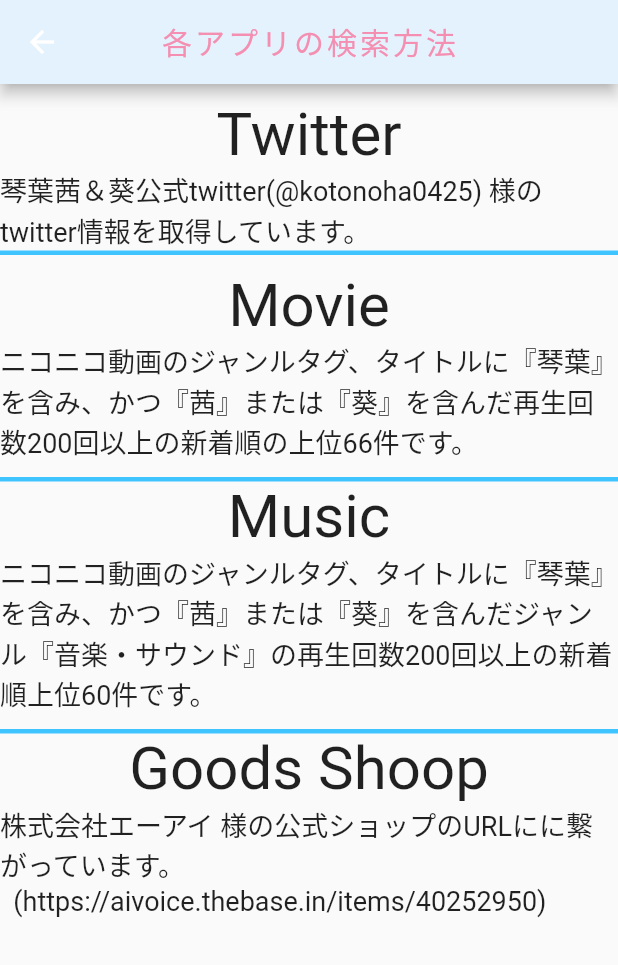
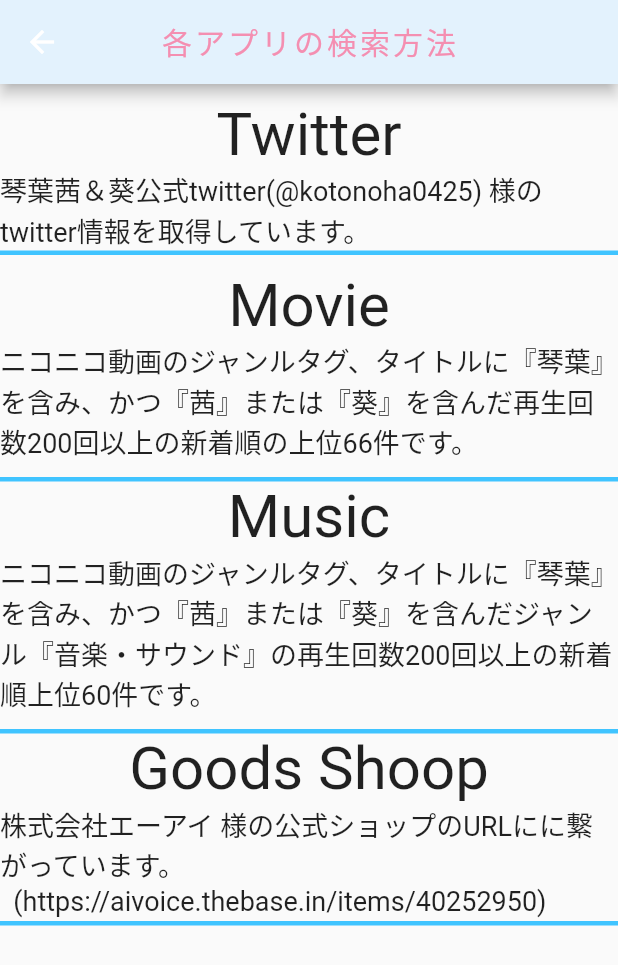
Before and after one commit to happyshootingstar/KotonoHack, a Flutter app: the SearchPage screen opened directly, on a phone screen of 412 x 824 dp. Shown: the top 965 px of the screen. Run offline on Flutter 3.47's test engine with Material 2 defaults, Android fonts, the phone set to English and light mode, and no system bars; our stand-ins replace dio, flutter_native_splash.

Commit message:
4.12 commit

```diff
--- a/lib/SearchPage.dart
+++ b/lib/SearchPage.dart
@@ -137,6 +137,17 @@
                    ),
                  ],
                ),
+               padding: EdgeInsets.only(
+                 bottom: 3.0
+               ),
+               decoration: BoxDecoration(
+                 border: Border(
+                   bottom: BorderSide(
+                     color: Colors.lightBlueAccent,
+                     width: 3,
+                   ),
+                 ),
+               ),
              ),
            ],
        ),
```
Also changed, not shown: lib/main.dart (+4 -3 lines).
